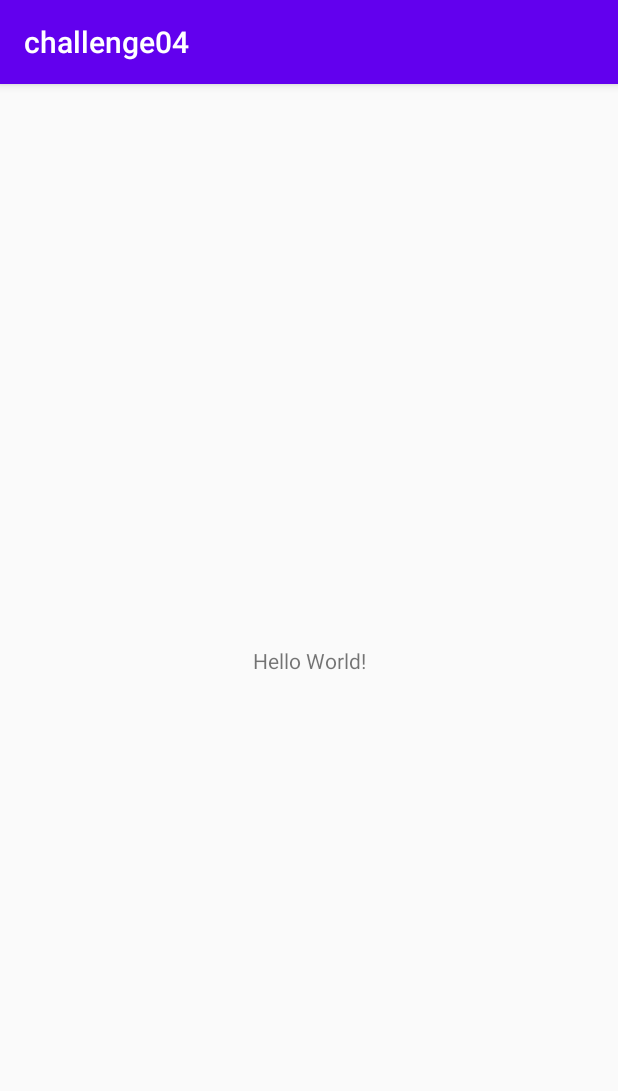
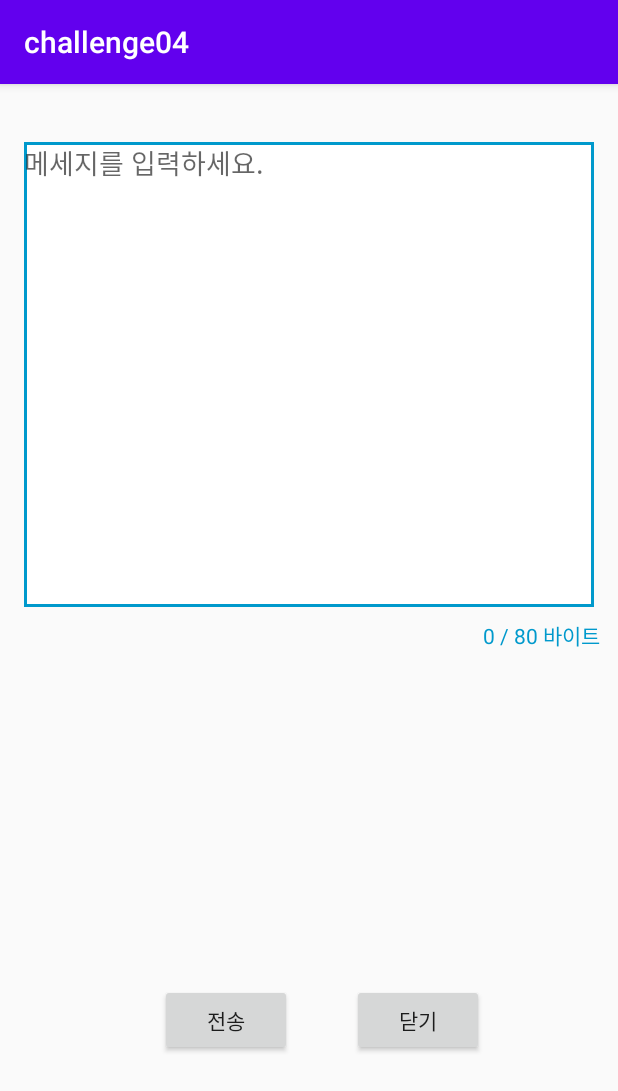
Before and after one commit to breaktimeSeok/challenge04, an Android app: the screen it shows after launch (MainActivity), on a phone screen of 412 x 824 dp. Shown: the top 1091 px of the screen. Run offline under Robolectric (Android 15) with nearby library versions, the phone set to English and light mode, and no system bars.

Commit message:
도전 04 SMS 입력 화면 만들고 글자수 표시하기.
텍스트 입력 창 경계 선 만들기

```diff
--- a/app/src/main/java/com/example/challenge04/MainActivity.java
+++ b/app/src/main/java/com/example/challenge04/MainActivity.java
@@ -3,12 +3,68 @@ package com.example.challenge04;
 import androidx.appcompat.app.AppCompatActivity;
 
 import android.os.Bundle;
+import android.text.Editable;
+import android.text.TextWatcher;
+import android.view.View;
+import android.widget.EditText;
+import android.widget.TextView;
+import android.widget.Toast;
 
 public class MainActivity extends AppCompatActivity {
+
+    EditText editText;
+    TextView textView;
 
     @Override
     protected void onCreate(Bundle savedInstanceState) {
         super.onCreate(savedInstanceState);
         setContentView(R.layout.activity_main);
+
+        editText = findViewById(R.id.editText);
+        textView = findViewById(R.id.textView);
+
+        editText.addTextChangedListener(new TextWatcher() {
+            // TextWatcher 인터페이스는 아래 3개의 메서드를 필수로 한다.
+
+            @Override
+            public void beforeTextChanged(CharSequence charSequence, int i, int i1, int i2) {
+                // 입력하기 전에 동작
+
+
+            }
+
+            @Override
+            public void onTextChanged(CharSequence charSequence, int i, int i1, int i2) {
+                /*
+                editText에 변화가 있는경우 동작
+                start는 editText 범위에 벗어났을 당시의 마지막 위치를 담고있다.
+                빈 editText일때는 0이지만
+                "브레이크타임" 6글자를 입력하고 editText를 벗어나고 다시 오면 6이다.
+
+
+                 */
+                textView.setText((i + i1 + 1 ) + " / "+ 80 + " 바이트");
+
+            }
+
+            @Override
+            public void afterTextChanged(Editable editable) {
+
+                //입력이 끝났을 떄 호출
+
+            }
+        });
+
+
+    }
+
+    public void onBtn1Clicked(View v){
+
+        sendToast();
+
+    }
+
+    private void sendToast(){
+        Toast.makeText(this, editText.getText(), Toast.LENGTH_LONG).show();
     }
 }
--- /dev/null
+++ b/app/src/main/res/drawable/border.xml
@@ -0,0 +1,21 @@
+<?xml version="1.0" encoding="utf-8"?>
+<selector xmlns:android="http://schemas.android.com/apk/res/android">
+
+    <item
+        android:bottom = "1dp"
+        android:start = "1dp"
+        android:end = "1dp"
+        android:top = "1dp">
+        <shape android:shape="rectangle">
+            <stroke android:width="2dp"
+                android:color="@android:color/holo_blue_dark">
+
+            </stroke>
+            <solid android:color="#ffffff" />
+        </shape>
+    </item>
+
+
+
+
+</selector>
--- a/app/src/main/res/layout/activity_main.xml
+++ b/app/src/main/res/layout/activity_main.xml
@@ -4,15 +4,71 @@
     xmlns:tools="http://schemas.android.com/tools"
     android:layout_width="match_parent"
     android:layout_height="match_parent"
+    android:orientation="vertical"
     tools:context=".MainActivity">
 
-    <TextView
+    <Button
+        android:id="@+id/button2"
         android:layout_width="wrap_content"
         android:layout_height="wrap_content"
-        android:text="Hello World!"
-        app:layout_constraintBottom_toBottomOf="parent"
-        app:layout_constraintLeft_toLeftOf="parent"
-        app:layout_constraintRight_toRightOf="parent"
+        android:layout_marginLeft="64dp"
+        android:layout_marginTop="600dp"
+        android:gravity="center"
+        android:text="전송"
+        android:onClick="onBtn1Clicked"
+        app:layout_constraintEnd_toEndOf="parent"
+        app:layout_constraintHorizontal_bias="0.164"
+        app:layout_constraintStart_toStartOf="parent"
         app:layout_constraintTop_toTopOf="parent" />
 
+    <EditText
+        android:id="@+id/editText"
+        android:layout_width="380dp"
+        android:layout_height="310dp"
+
+        android:ems="10"
+        android:gravity="clip_horizontal"
+        android:hint="메세지를 입력하세요."
+        android:inputType="textMultiLine"
+
+
+        android:lineSpacingExtra="16sp"
+        android:textSize="18sp"
+        android:background="@drawable/border"
+        app:layout_constraintBottom_toBottomOf="parent"
+        app:layout_constraintEnd_toEndOf="parent"
+        app:layout_constraintStart_toStartOf="parent"
+        app:layout_constraintTop_toTopOf="parent"
+        app:layout_constraintVertical_bias="0.085" />
+
+    <Button
+        android:id="@+id/button3"
+        android:layout_width="wrap_content"
+        android:layout_height="wrap_content"
+        android:layout_marginTop="600dp"
+        android:layout_marginEnd="64dp"
+        android:layout_marginRight="64dp"
+        android:gravity="center"
+        android:text="닫기"
+        app:layout_constraintEnd_toEndOf="parent"
+        app:layout_constraintHorizontal_bias="0.61"
+        app:layout_constraintStart_toEndOf="@+id/button2"
+        app:layout_constraintTop_toTopOf="parent" />
+
+    <TextView
+        android:id="@+id/textView"
+        android:layout_width="match_parent"
+        android:layout_height="wrap_content"
+        android:layout_marginTop="8dp"
+        android:layout_marginEnd="12dp"
+        android:layout_marginRight="12dp"
+        android:text="0 / 80 바이트"
+        android:textAlignment="viewEnd"
+        android:textColor="@android:color/holo_blue_dark"
+
+        app:layout_constraintEnd_toEndOf="parent"
+        app:layout_constraintTop_toBottomOf="@+id/editText"
+        android:gravity="end" />
+
+
 </androidx.constraintlayout.widget.ConstraintLayout>
```
